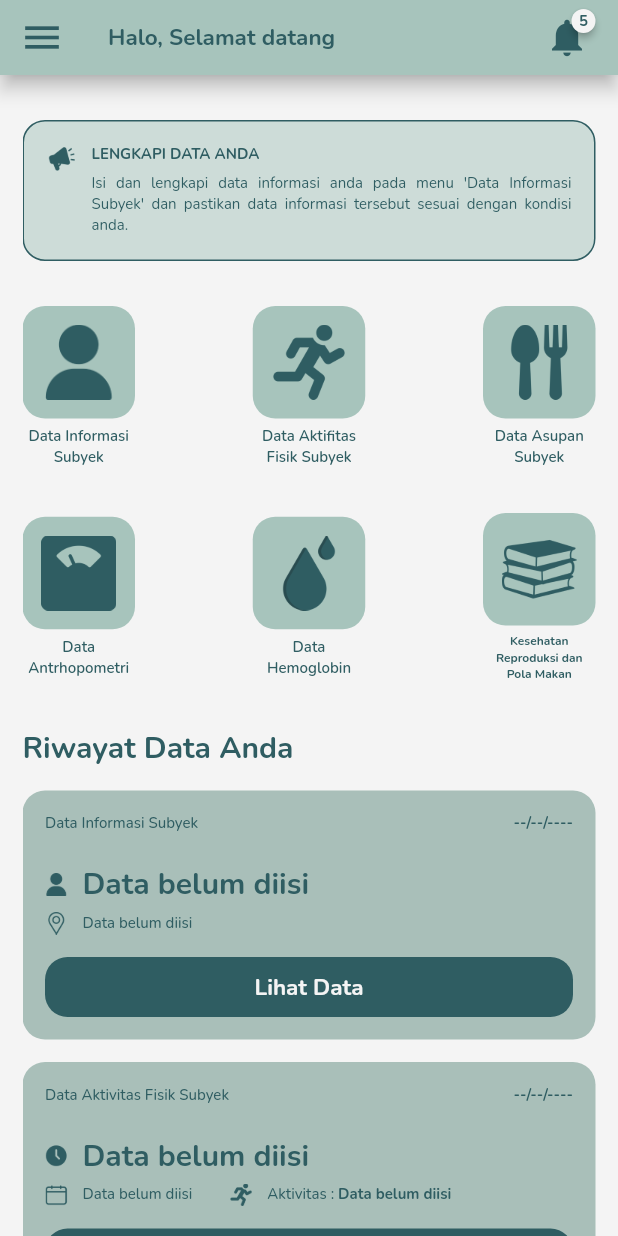
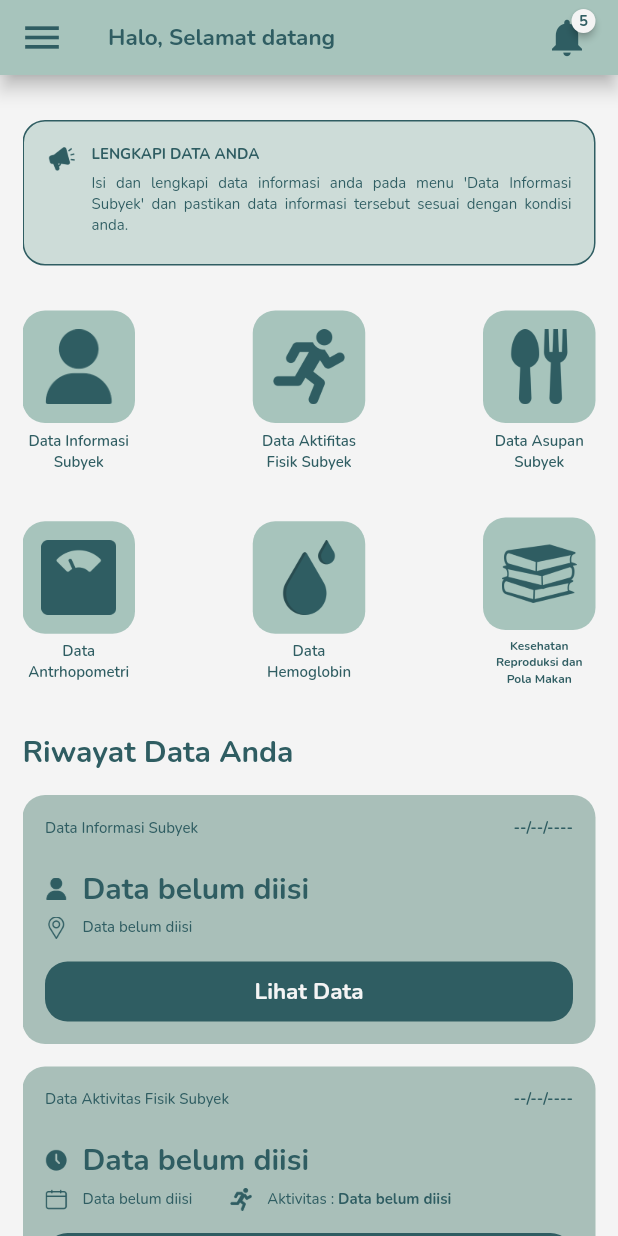
Before and after one commit to zaidtqy/healthy, a Flutter app: the HomePage screen opened by its route, on a phone screen of 412 x 824 dp. Run offline on Flutter 3.47's test engine with Material 2 defaults, Android fonts, the light colour scheme and no system bars; drawn by our look-alikes of animated_text_kit, badges; our stand-ins replace cloud_firestore, cool_alert, firebase_auth, firebase_core, fluttertoast, google_fonts and 1 more; accounts and stored records are empty.

Commit message:
Fixed Overflow Pages

```diff
--- a/lib/pages/home_page.dart
+++ b/lib/pages/home_page.dart
@@ -48,7 +48,7 @@ class _HomePageState extends State<HomePage> {
   Widget build(BuildContext context) {
     Widget info() {
       return Container(
-        height: 94,
+        height: 97,
         width: double.infinity,
         padding: EdgeInsets.all(defaultMargin),
         margin: const EdgeInsets.only(top: 30),
@@ -374,7 +374,6 @@ class _HomePageState extends State<HomePage> {
             if (snapshot.hasData) {
               if (snapshot.data != null) {
                 return Container(
-                  height: 166,
                   width: double.infinity,
                   padding: const EdgeInsets.all(15),
                   decoration: BoxDecoration(
@@ -627,7 +626,6 @@ class _HomePageState extends State<HomePage> {
             if (snapshot.hasData) {
               if (snapshot.data != null && snapshot.data!.isNotEmpty) {
                 return Container(
-                  height: 166,
                   width: double.infinity,
                   padding: const EdgeInsets.all(15),
                   decoration: BoxDecoration(
@@ -913,7 +911,6 @@ class _HomePageState extends State<HomePage> {
 
     Widget intakeSubject() {
       return Container(
-        height: 166,
         width: double.infinity,
         padding: const EdgeInsets.all(15),
         decoration: BoxDecoration(
@@ -1013,7 +1010,6 @@ class _HomePageState extends State<HomePage> {
 
     Widget antrhopometriSubject() {
       return Container(
-        height: 166,
         width: double.infinity,
         padding: const EdgeInsets.all(15),
         decoration: BoxDecoration(
@@ -1135,7 +1131,6 @@ class _HomePageState extends State<HomePage> {
 
     Widget hemoglobinSubject() {
       return Container(
-        height: 166,
         width: double.infinity,
         padding: const EdgeInsets.all(15),
         decoration: BoxDecoration(
@@ -1252,7 +1247,6 @@ class _HomePageState extends State<HomePage> {
 
     Widget knowledgeSubject() {
       return Container(
-        height: 166,
         width: double.infinity,
         padding: const EdgeInsets.all(15),
         decoration: BoxDecoration(
@@ -1356,7 +1350,7 @@ class _HomePageState extends State<HomePage> {
           Navigator.pushNamed(context, '/notif-repro');
         },
         child: Container(
-          height: 107,
+          height: 115,
           width: double.infinity,
           padding: EdgeInsets.all(defaultMargin),
           margin: const EdgeInsets.only(top: 15),
@@ -1424,7 +1418,7 @@ class _HomePageState extends State<HomePage> {
           Navigator.pushNamed(context, '/notif-food');
         },
         child: Container(
-          height: 107,
+          height: 115,
           width: double.infinity,
           padding: EdgeInsets.all(defaultMargin),
           margin: const EdgeInsets.only(top: 15),
@@ -1492,7 +1486,7 @@ class _HomePageState extends State<HomePage> {
           Navigator.pushNamed(context, '/notif-tablets');
         },
         child: Container(
-          height: 107,
+          height: 115,
           width: double.infinity,
           padding: EdgeInsets.all(defaultMargin),
           margin: const EdgeInsets.only(top: 15),
@@ -1560,7 +1554,7 @@ class _HomePageState extends State<HomePage> {
           Navigator.pushNamed(context, '/notif-activity');
         },
         child: Container(
-          height: 107,
+          height: 115,
           width: double.infinity,
           padding: EdgeInsets.all(defaultMargin),
           margin: const EdgeInsets.only(top: 15),
@@ -1628,7 +1622,7 @@ class _HomePageState extends State<HomePage> {
           Navigator.pushNamed(context, '/notif-prokes');
         },
         child: Container(
-          height: 107,
+          height: 115,
           width: double.infinity,
           padding: EdgeInsets.all(defaultMargin),
           margin: const EdgeInsets.only(top: 15),
```
